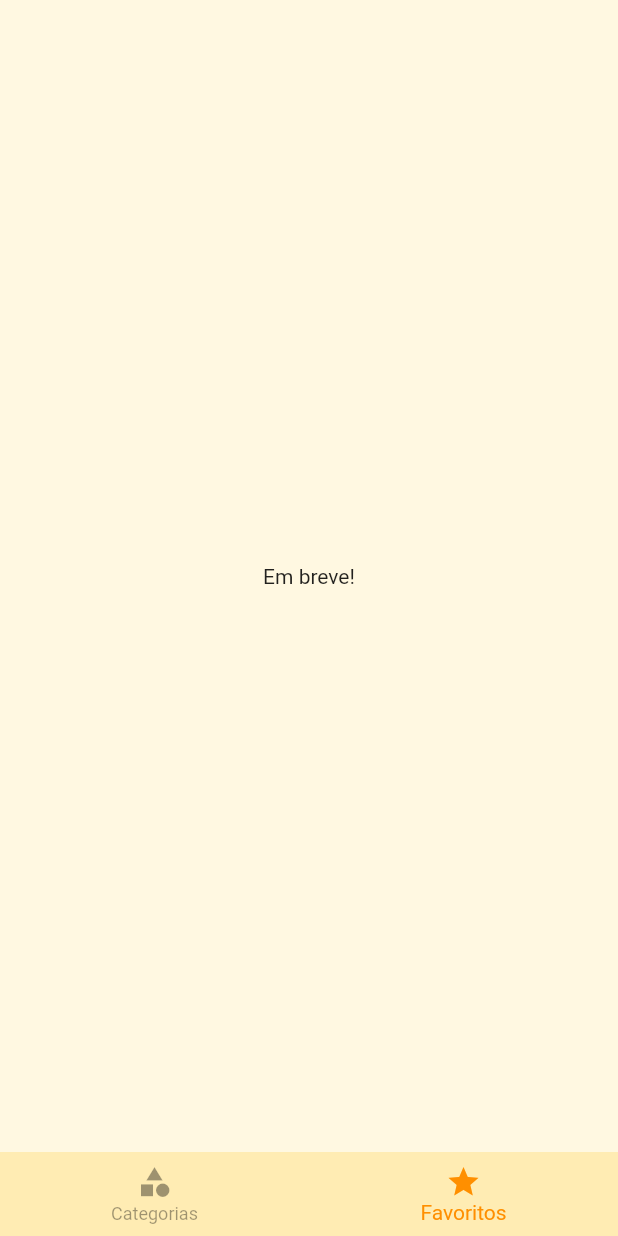
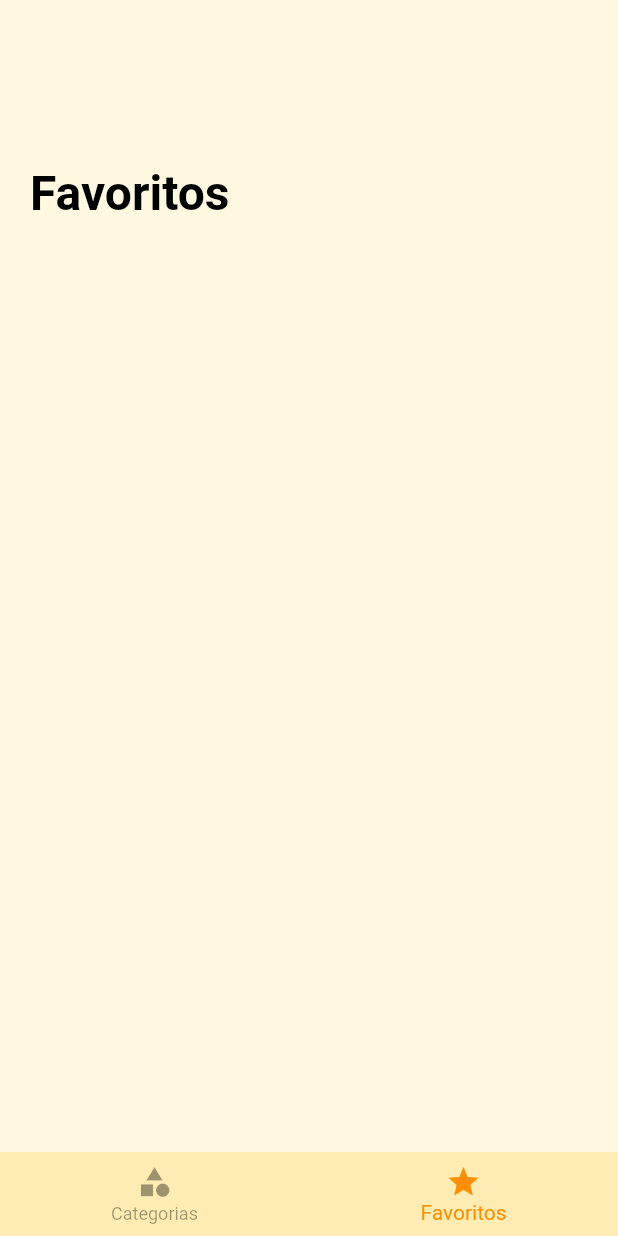
Before and after one commit to alisuetal/Receitas, a Flutter app: the screen it shows after launch, item 2 of the bottom bar chosen, on a phone screen of 412 x 824 dp. Run offline on Flutter 3.47's test engine with Material 2 defaults, Android fonts, the phone set to English and light mode, and no system bars.

Commit message:
MealWidget: [+] Exibe se a comida é favorita ou não;
[NOVO] FavoriteScreen: Lista de refeições favoritas;

```diff
--- a/lib/components/app_bar.dart
+++ b/lib/components/app_bar.dart
@@ -1,7 +1,6 @@
 // ignore_for_file: use_key_in_widget_constructors
 
 import 'package:flutter/material.dart';
-import 'package:receitas/utils/app_routes.dart';
 
 class AppBarWidget extends StatelessWidget {
   final String title;
--- a/lib/screens/categories_screen.dart
+++ b/lib/screens/categories_screen.dart
@@ -8,6 +8,7 @@ import 'package:receitas/data/dummy_data.dart';
 class CategoriesScreen extends StatelessWidget {
   @override
   Widget build(BuildContext context) {
+    print("hi");
     return Scaffold(
       body: SingleChildScrollView(
         child: Padding(
--- a/lib/screens/favorite_screen.dart
+++ b/lib/screens/favorite_screen.dart
@@ -1,10 +1,39 @@
-import 'package:flutter/cupertino.dart';
+// ignore_for_file: use_key_in_widget_constructors
+
+import 'package:flutter/material.dart';
+import 'package:receitas/components/app_bar.dart';
+import 'package:receitas/components/meal.dart';
+import 'package:receitas/models/favorites.dart';
 
 class FavoriteScreen extends StatelessWidget{
   @override
   Widget build(BuildContext context) {
-    return const Center(
-      child: Text('Em breve!'),
+    final categoryMeals = FavoriteMeals.meals;
+
+    return Scaffold(
+      body: SingleChildScrollView(
+        child: Padding(
+          padding: const EdgeInsets.all(20.0),
+          child: Column(
+            children: [
+              const AppBarWidget(title: 'Favoritos', backButton: false),
+              ListView.builder(
+                shrinkWrap: true,
+                physics: const NeverScrollableScrollPhysics(),
+                itemCount: categoryMeals.length,
+                itemBuilder: (context, index){
+                  return Padding(
+                    padding: const EdgeInsets.only(
+                      bottom: 24
+                    ),
+                    child: MealWidget(categoryMeals[index]),
+                  );
+                },
+              )
+            ],
+          ),
+        ),
+      ),
     );
   }
 }
```
Also changed, not shown: lib/components/meal.dart (+36 -5 lines), lib/models/favorites.dart (added, +26 -0 lines), lib/screens/meal_screen.dart (+15 -0 lines).
